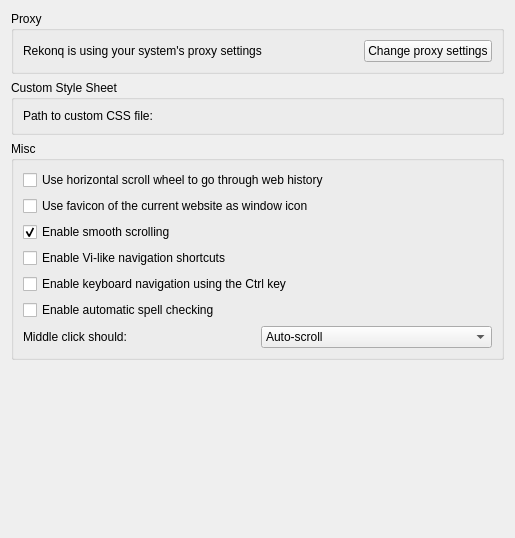
KDE/rekonq, file src/settings/settings_advanced.ui: the form before one commit.
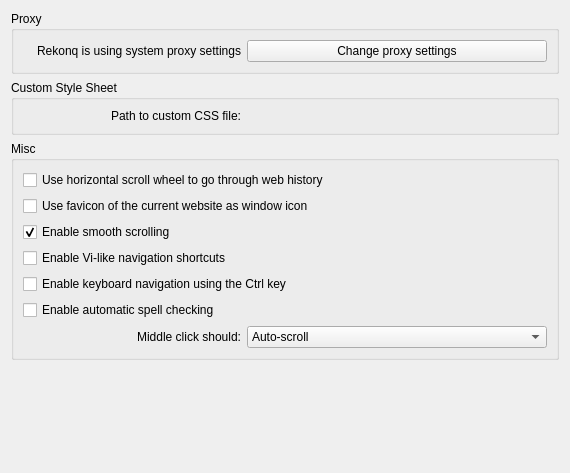
The form after the commit. Icons and pictures are not drawn. Custom widgets are drawn as their Qt base class.

Commit message: Fix && uniform UI width

Patch:
```diff
--- a/src/settings/settings_advanced.ui
+++ b/src/settings/settings_advanced.ui
@@ -6,8 +6,8 @@
    <rect>
     <x>0</x>
     <y>0</y>
-    <width>515</width>
-    <height>538</height>
+    <width>570</width>
+    <height>473</height>
    </rect>
   </property>
   <layout class="QVBoxLayout" name="verticalLayout_2">
@@ -19,32 +19,34 @@
      <layout class="QHBoxLayout" name="horizontalLayout">
       <item>
        <widget class="QLabel" name="label">
+        <property name="sizePolicy">
+         <sizepolicy hsizetype="Expanding" vsizetype="Preferred">
+          <horstretch>0</horstretch>
+          <verstretch>0</verstretch>
+         </sizepolicy>
+        </property>
         <property name="minimumSize">
          <size>
-          <width>250</width>
+          <width>0</width>
           <height>0</height>
          </size>
         </property>
         <property name="text">
-         <string>Rekonq is using your system's proxy settings</string>
+         <string>Rekonq is using system proxy settings</string>
+        </property>
+        <property name="alignment">
+         <set>Qt::AlignRight|Qt::AlignTrailing|Qt::AlignVCenter</set>
         </property>
        </widget>
       </item>
-      <item>
-       <spacer name="horizontalSpacer">
-        <property name="orientation">
-         <enum>Qt::Horizontal</enum>
-        </property>
-        <property name="sizeHint" stdset="0">
-         <size>
-          <width>60</width>
-          <height>20</height>
-         </size>
-        </property>
-       </spacer>
-      </item>
       <item>
        <widget class="QPushButton" name="proxyButton">
+        <property name="minimumSize">
+         <size>
+          <width>300</width>
+          <height>0</height>
+         </size>
+        </property>
         <property name="text">
          <string>Change proxy settings</string>
         </property>
@@ -63,21 +65,18 @@
      <property name="title">
       <string>Custom Style Sheet</string>
      </property>
-     <layout class="QFormLayout" name="formLayout_3">
-      <property name="fieldGrowthPolicy">
-       <enum>QFormLayout::ExpandingFieldsGrow</enum>
-      </property>
-      <item row="0" column="0">
+     <layout class="QHBoxLayout" name="horizontalLayout_2">
+      <item>
        <widget class="QLabel" name="label_5">
         <property name="sizePolicy">
-         <sizepolicy hsizetype="Fixed" vsizetype="Preferred">
+         <sizepolicy hsizetype="Expanding" vsizetype="Preferred">
           <horstretch>0</horstretch>
           <verstretch>0</verstretch>
          </sizepolicy>
         </property>
         <property name="minimumSize">
          <size>
-          <width>250</width>
+          <width>0</width>
           <height>0</height>
          </size>
         </property>
@@ -85,12 +84,24 @@
          <string>Path to custom CSS file:</string>
         </property>
         <property name="alignment">
-         <set>Qt::AlignLeading|Qt::AlignLeft|Qt::AlignVCenter</set>
+         <set>Qt::AlignRight|Qt::AlignTrailing|Qt::AlignVCenter</set>
         </property>
        </widget>
       </item>
-      <item row="0" column="1">
+      <item>
        <widget class="KUrlRequester" name="kcfg_userCSS">
+        <property name="sizePolicy">
+         <sizepolicy hsizetype="Minimum" vsizetype="Preferred">
+          <horstretch>0</horstretch>
+          <verstretch>0</verstretch>
+         </sizepolicy>
+        </property>
+        <property name="minimumSize">
+         <size>
+          <width>300</width>
+          <height>0</height>
+         </size>
+        </property>
         <property name="filter">
          <string>*.css</string>
         </property>
@@ -157,16 +168,34 @@
        <layout class="QHBoxLayout" name="horizontalLayout_3">
         <item>
          <widget class="QLabel" name="label_11">
+          <property name="sizePolicy">
+           <sizepolicy hsizetype="Expanding" vsizetype="Preferred">
+            <horstretch>0</horstretch>
+            <verstretch>0</verstretch>
+           </sizepolicy>
+          </property>
           <property name="text">
            <string>Middle click should:</string>
           </property>
           <property name="alignment">
-           <set>Qt::AlignLeading|Qt::AlignLeft|Qt::AlignVCenter</set>
+           <set>Qt::AlignRight|Qt::AlignTrailing|Qt::AlignVCenter</set>
           </property>
          </widget>
         </item>
         <item>
          <widget class="QComboBox" name="kcfg_middleClickAction">
+          <property name="sizePolicy">
+           <sizepolicy hsizetype="Minimum" vsizetype="Fixed">
+            <horstretch>0</horstretch>
+            <verstretch>0</verstretch>
+           </sizepolicy>
+          </property>
+          <property name="minimumSize">
+           <size>
+            <width>300</width>
+            <height>0</height>
+           </size>
+          </property>
           <item>
            <property name="text">
             <string>Auto-scroll</string>
```
The commit also changes 5 other files.
